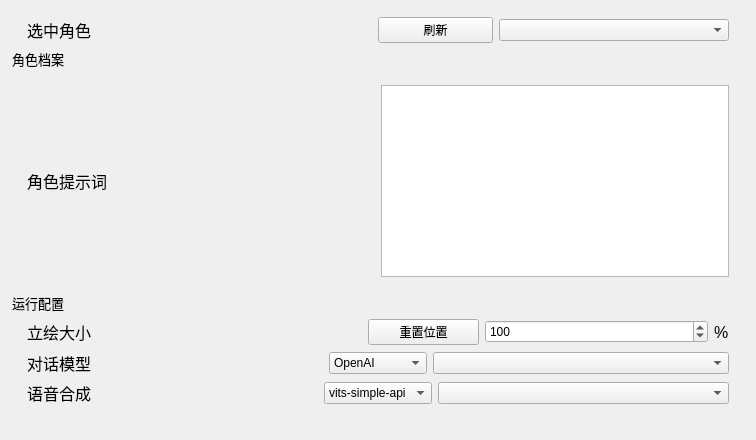
Old version of the form windows/setting/child/settingchild_char.ui in the repository Zao-chen/ZcChat2.
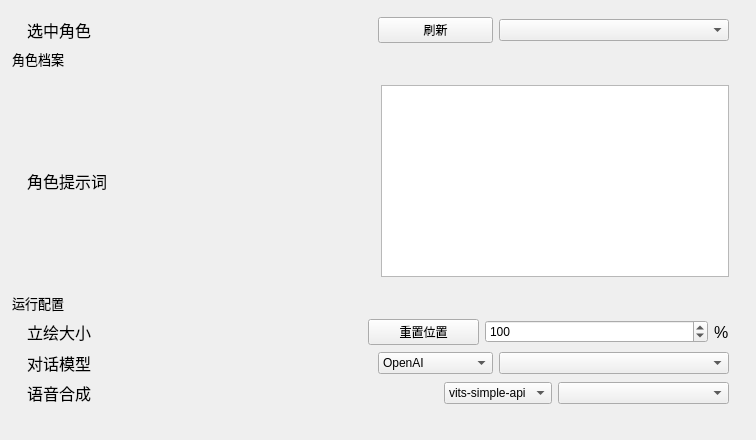
New version of the form. Custom widgets are drawn as their Qt base class.

```diff
--- a/windows/setting/child/settingchild_char.ui
+++ b/windows/setting/child/settingchild_char.ui
@@ -278,7 +278,7 @@
    </item>
    <item>
     <widget class="ElaScrollPageArea" name="widget_Run_LLM" native="true">
-     <layout class="QHBoxLayout" name="horizontalLayout_4" stretch="3,1,3">
+     <layout class="QHBoxLayout" name="horizontalLayout_4" stretch="3,1,2">
       <property name="leftMargin">
        <number>15</number>
       </property>
@@ -406,7 +406,7 @@
    </item>
    <item>
     <widget class="ElaScrollPageArea" name="widget_Run_Vits" native="true">
-     <layout class="QHBoxLayout" name="horizontalLayout_6" stretch="3,1,3">
+     <layout class="QHBoxLayout" name="horizontalLayout_6" stretch="5,0,10,2,5">
       <property name="leftMargin">
        <number>15</number>
       </property>
@@ -421,6 +421,12 @@
       </property>
       <item>
        <widget class="ElaText" name="label_8">
+        <property name="sizePolicy">
+         <sizepolicy hsizetype="Fixed" vsizetype="Maximum">
+          <horstretch>0</horstretch>
+          <verstretch>0</verstretch>
+         </sizepolicy>
+        </property>
         <property name="font">
          <font>
           <pointsize>12</pointsize>
@@ -431,6 +437,29 @@
         </property>
        </widget>
       </item>
+      <item>
+       <widget class="ElaToggleSwitch" name="ToggleSwitch_VitsEnable" native="true">
+        <property name="sizePolicy">
+         <sizepolicy hsizetype="Preferred" vsizetype="Fixed">
+          <horstretch>0</horstretch>
+          <verstretch>0</verstretch>
+         </sizepolicy>
+        </property>
+       </widget>
+      </item>
+      <item>
+       <spacer name="horizontalSpacer">
+        <property name="orientation">
+         <enum>Qt::Horizontal</enum>
+        </property>
+        <property name="sizeHint" stdset="0">
+         <size>
+          <width>40</width>
+          <height>20</height>
+         </size>
+        </property>
+       </spacer>
+      </item>
       <item>
        <widget class="ElaComboBox" name="comboBox_Vits_ServerSelect">
         <property name="styleSheet">
@@ -580,6 +609,12 @@
    <extends>QPlainTextEdit</extends>
    <header location="global">elaplaintextedit.h</header>
   </customwidget>
+  <customwidget>
+   <class>ElaToggleSwitch</class>
+   <extends>QWidget</extends>
+   <header location="global">elatoggleswitch.h</header>
+   <container>1</container>
+  </customwidget>
  </customwidgets>
  <resources/>
  <connections/>
```
Left out of the diff: 2 changed lines with no effect on the pictures.
